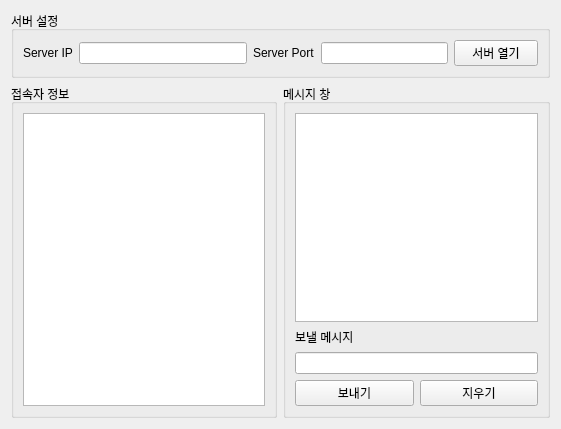
Before: the Qt Designer form Chat/Server/form.ui in Yangyoonjoon/Chat, drawn with Qt 5.
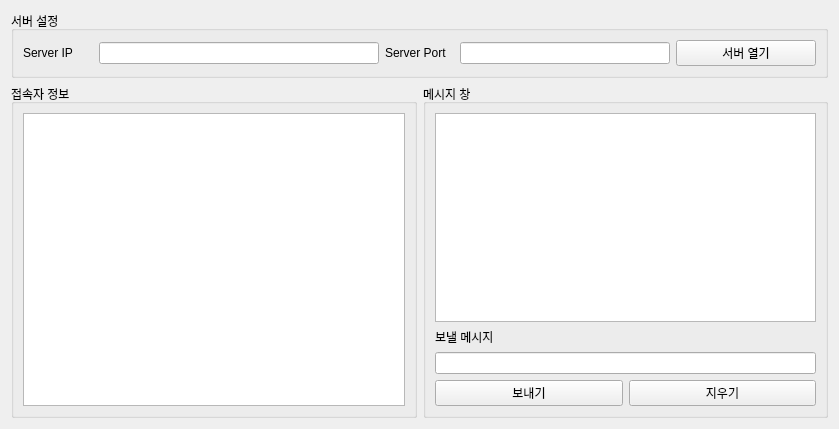
After: the same form once the commit is applied.

What changed in the file:
```diff
--- a/Chat/Server/form.ui
+++ b/Chat/Server/form.ui
@@ -6,7 +6,7 @@
    <rect>
     <x>0</x>
     <y>0</y>
-    <width>561</width>
+    <width>839</width>
     <height>429</height>
    </rect>
   </property>
```
